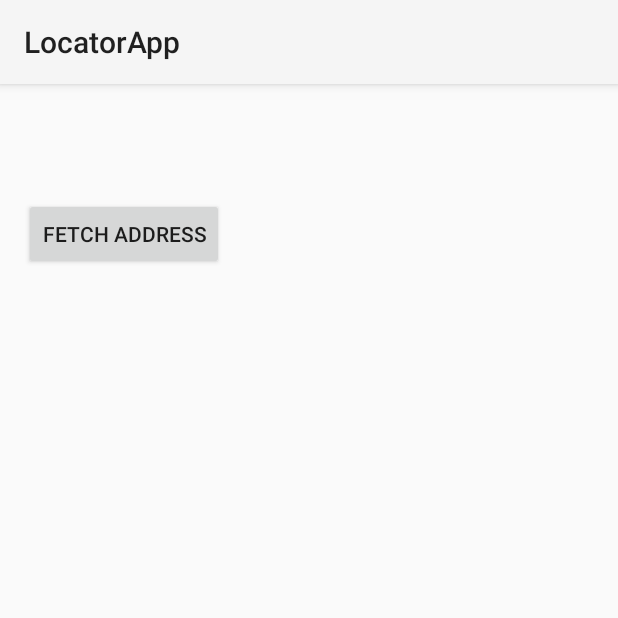
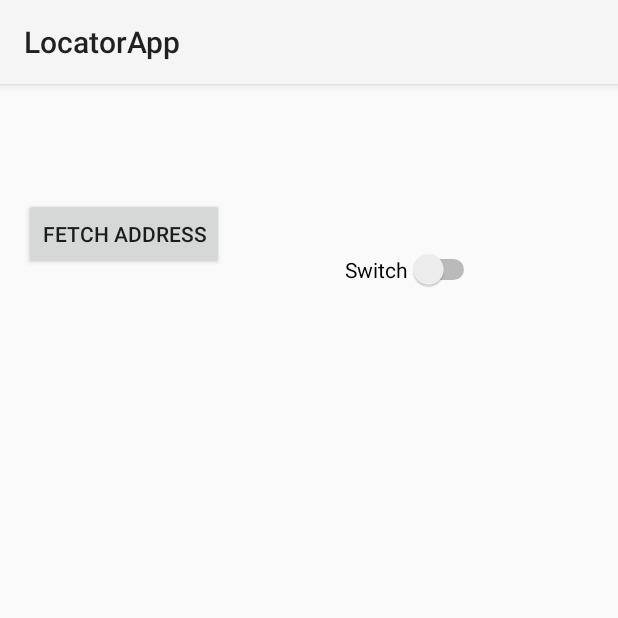
Before and after one commit to VaishSiddharth/LocatorApp, an Android app: the screen it shows after launch (MainActivity), on a phone screen of 412 x 824 dp, the top half of it. Run offline under Robolectric (Android 15) with nearby library versions, the phone set to English and light mode, and no system bars.

Commit message:
switch added

```diff
--- a/app/src/main/res/layout/activity_main.xml
+++ b/app/src/main/res/layout/activity_main.xml
@@ -40,4 +40,15 @@
         android:layout_alignParentTop="true"
         android:layout_marginTop="@dimen/text_margin_top"
         android:textSize="@dimen/default_text_size" />
+
+    <Switch
+        android:id="@+id/switch1"
+        android:layout_width="wrap_content"
+        android:layout_height="wrap_content"
+        android:layout_below="@+id/location_address_view"
+        android:layout_alignParentEnd="true"
+        android:layout_alignParentRight="true"
+        android:layout_marginEnd="76dp"
+        android:layout_marginRight="76dp"
+        android:text="Switch" />
 </RelativeLayout>
```
Also changed, not shown: 1 other file.
